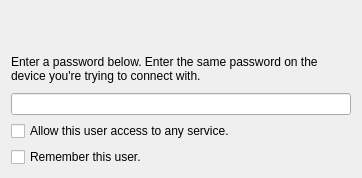
This is plasma/private/pinpairing.ui in KDE/kdelibs as Qt 5 draws it before an edit. The edited form follows.
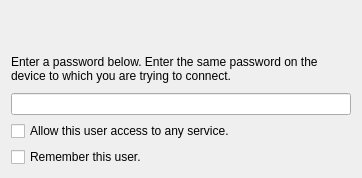
This is the edited form. Custom widgets are drawn as their Qt base class.

```diff
--- a/plasma/private/pinpairing.ui
+++ b/plasma/private/pinpairing.ui
@@ -38,7 +38,7 @@
         </size>
        </property>
        <property name="text">
-        <string>Enter a password below. Enter the same password on the device you're trying to connect with.</string>
+        <string>Enter a password below. Enter the same password on the device to which you are trying to connect.</string>
        </property>
        <property name="textFormat">
         <enum>Qt::RichText</enum>
```
